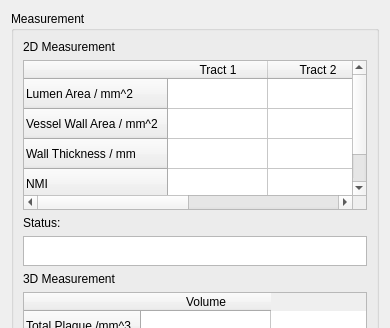
wuzhuobin/Vessel_Project, file codes/View/MeasurementWidget.ui: the form before one commit; both pictures show x 0 to 390 and y 0 to 328 of the 390 by 788 pixel window.
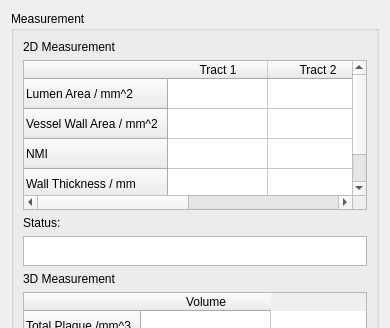
The form after the commit.

Patch:
```diff
--- a/codes/View/MeasurementWidget.ui
+++ b/codes/View/MeasurementWidget.ui
@@ -7,7 +7,7 @@
     <x>0</x>
     <y>0</y>
     <width>390</width>
-    <height>771</height>
+    <height>777</height>
    </rect>
   </property>
   <property name="sizePolicy">
@@ -122,16 +122,16 @@
           <string>Vessel Wall Area / mm^2</string>
          </property>
         </row>
-        <row>
-         <property name="text">
-          <string>Wall Thickness / mm</string>
-         </property>
-        </row>
         <row>
          <property name="text">
           <string>NMI</string>
          </property>
         </row>
+        <row>
+         <property name="text">
+          <string>Wall Thickness / mm</string>
+         </property>
+        </row>
         <column>
          <property name="text">
           <string>Tract 1</string>
```
